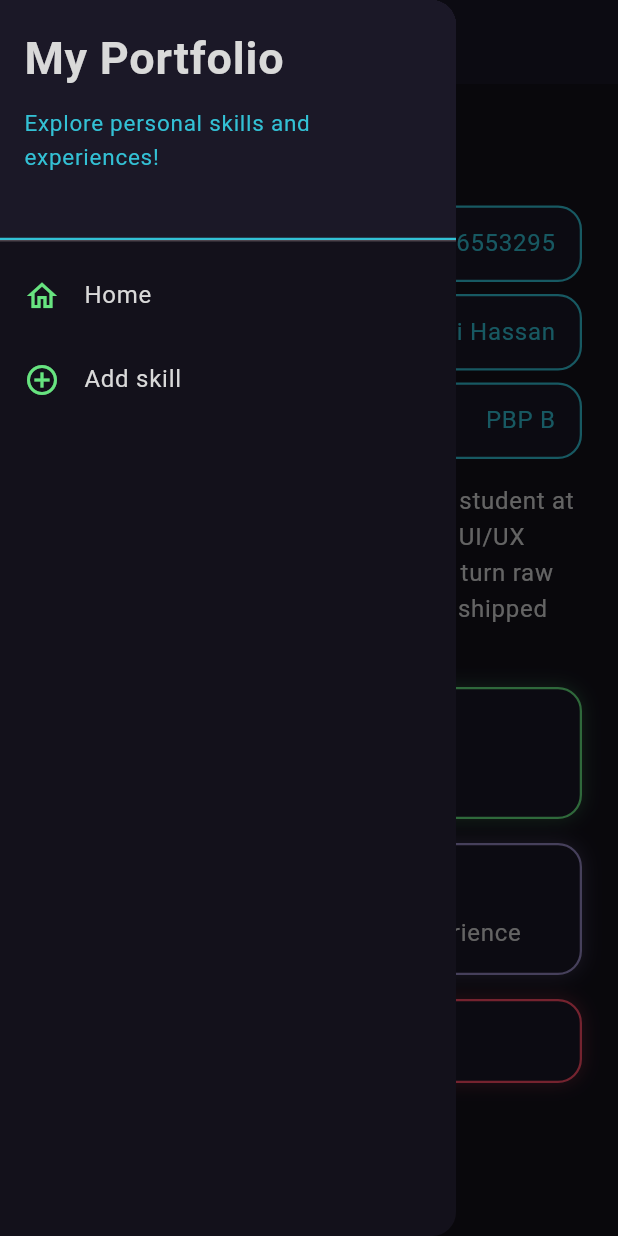
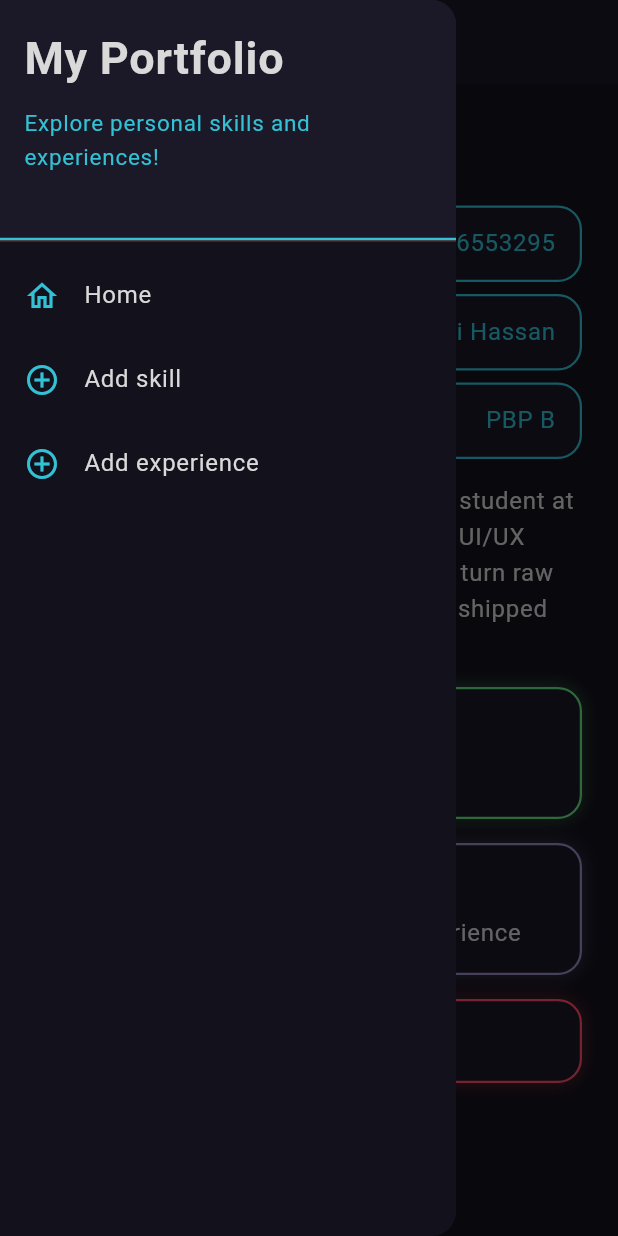
Before and after one commit to anindyou/myportfolio_mobile, a Flutter app: the screen it shows after launch, with the side drawer open, on a phone screen of 412 x 824 dp. Run offline on Flutter 3.47's test engine with Material 3 defaults, Android fonts, the phone set to English and light mode, and no system bars; our stand-ins replace google_fonts.

Commit message:
feat: add Add experience option to left drawer

```diff
--- a/lib/widgets/left_drawer.dart
+++ b/lib/widgets/left_drawer.dart
@@ -1,6 +1,7 @@
 import 'package:flutter/material.dart';
 import 'package:myportfolio_mobile/screens/menu.dart';
 import 'package:myportfolio_mobile/screens/skill_form.dart';
+import 'package:myportfolio_mobile/screens/experience_form.dart';
 
 class LeftDrawer extends StatelessWidget {
   const LeftDrawer({super.key});
@@ -41,7 +42,7 @@ class LeftDrawer extends StatelessWidget {
             ),
           ),
           ListTile(
-            iconColor: AppColors.green,
+            iconColor: AppColors.blue,
             textColor: AppColors.white,
             leading: const Icon(Icons.home_outlined),
             title: const Text('Home'),
@@ -55,7 +56,7 @@ class LeftDrawer extends StatelessWidget {
             },
           ),
           ListTile(
-            iconColor: AppColors.green,
+            iconColor: AppColors.blue,
             textColor: AppColors.white,
             leading: const Icon(Icons.add_circle_outline),
             title: const Text('Add skill'),
@@ -68,6 +69,20 @@ class LeftDrawer extends StatelessWidget {
               );
             },
           ),
+          ListTile(
+            iconColor: AppColors.blue,
+            textColor: AppColors.white,
+            leading: const Icon(Icons.add_circle_outline),
+            title: const Text('Add experience'),
+            onTap: () {
+              Navigator.pushReplacement(
+                context,
+                MaterialPageRoute(
+                  builder: (context) => const ExperienceFormPage(),
+                ),
+              );
+            },
+          ),
         ],
       ),
     );
```
